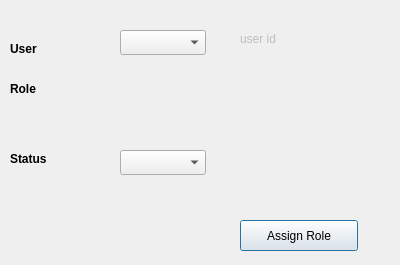
Old version of the form presentation/authorization_ui/assignUserToRole.ui in the repository Hossam01/HyperPOS2020Design.
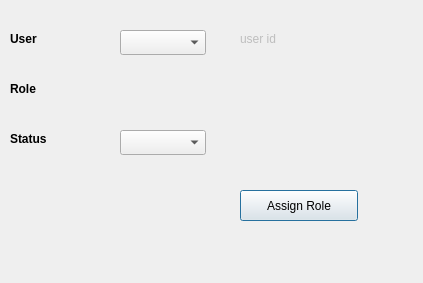
New version of the form.

```diff
--- a/presentation/authorization_ui/assignUserToRole.ui
+++ b/presentation/authorization_ui/assignUserToRole.ui
@@ -6,10 +6,22 @@
    <rect>
     <x>0</x>
     <y>0</y>
-    <width>400</width>
-    <height>265</height>
+    <width>423</width>
+    <height>283</height>
    </rect>
   </property>
+  <property name="minimumSize">
+   <size>
+    <width>423</width>
+    <height>283</height>
+   </size>
+  </property>
+  <property name="maximumSize">
+   <size>
+    <width>423</width>
+    <height>283</height>
+   </size>
+  </property>
   <property name="windowTitle">
    <string>Assign</string>
   </property>
@@ -33,7 +45,7 @@
    <property name="geometry">
     <rect>
      <x>10</x>
-     <y>40</y>
+     <y>30</y>
      <width>67</width>
      <height>17</height>
     </rect>
@@ -73,7 +85,7 @@
    <property name="geometry">
     <rect>
      <x>120</x>
-     <y>150</y>
+     <y>130</y>
      <width>86</width>
      <height>25</height>
     </rect>
@@ -86,7 +98,7 @@
    <property name="geometry">
     <rect>
      <x>10</x>
-     <y>150</y>
+     <y>130</y>
      <width>67</width>
      <height>17</height>
     </rect>
@@ -106,7 +118,7 @@
    <property name="geometry">
     <rect>
      <x>240</x>
-     <y>220</y>
+     <y>190</y>
      <width>118</width>
      <height>31</height>
     </rect>
```
